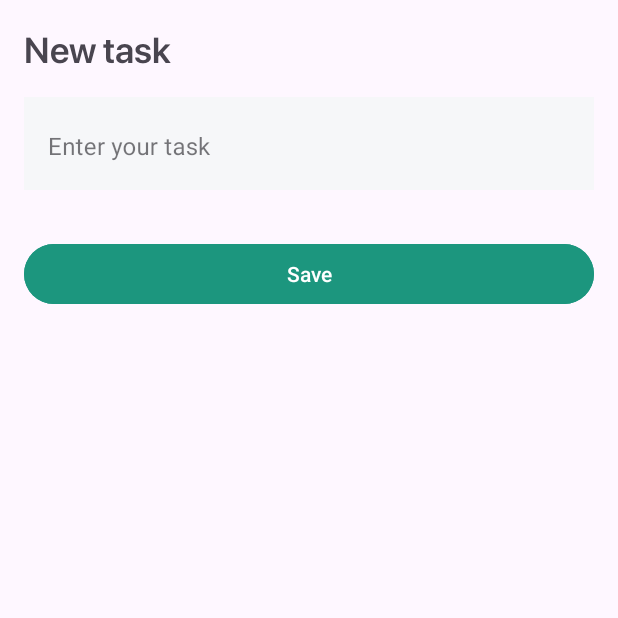
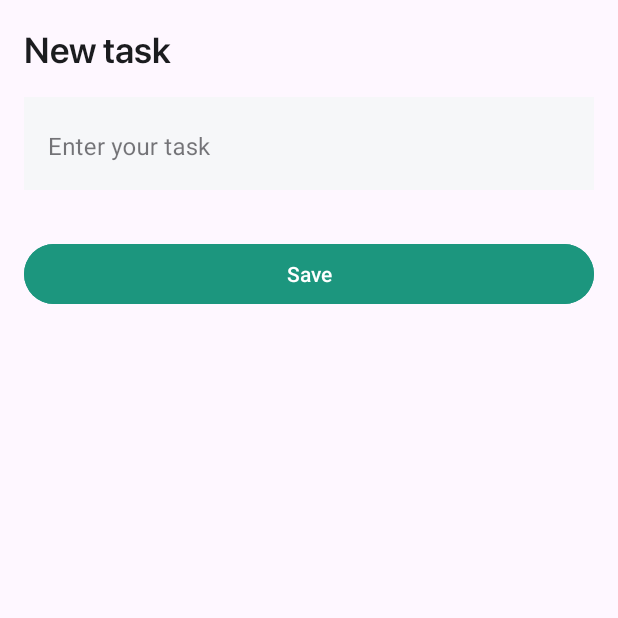
Before and after one commit to bengrey/CourseTodoApp, an Android app: the screen it shows after launch (MainActivity), after a tap on "Add new task", on a phone screen of 412 x 824 dp, the top half of it. Run offline under Robolectric (Android 15) with nearby library versions, the phone set to English and light mode, and no system bars; our stand-ins replace Room's generated code.

Commit message:
change title color

```diff
--- a/app/src/main/res/layout/fragment_add_item.xml
+++ b/app/src/main/res/layout/fragment_add_item.xml
@@ -26,12 +26,15 @@
         android:layout_height="wrap_content"
         android:layout_margin="16dp">
 
-ad        <TextView
+ad
+
+        <TextView
             android:id="@+id/new_task"
             android:layout_width="wrap_content"
             android:layout_height="wrap_content"
             android:fontFamily="@font/sf_pro_display_semibold"
             android:text="@string/new_task"
+            android:textColor="@color/text_color"
             android:textSize="24sp"
             android:textStyle="bold"
             app:layout_constraintBottom_toTopOf="@+id/enter_your_task"
```
